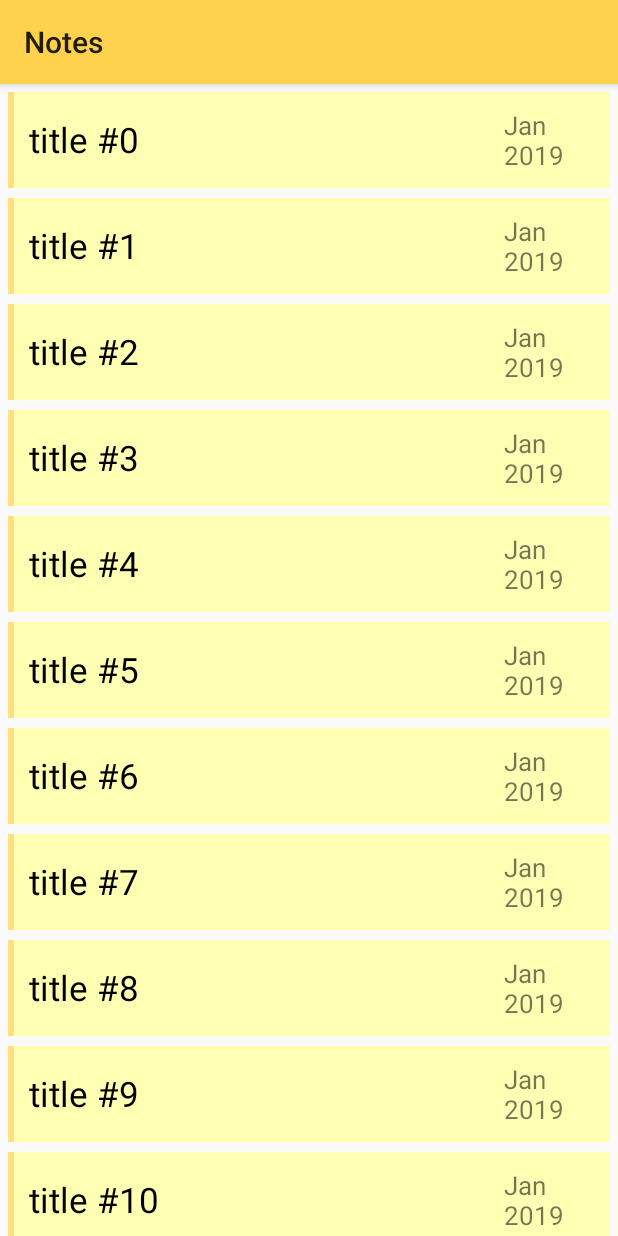
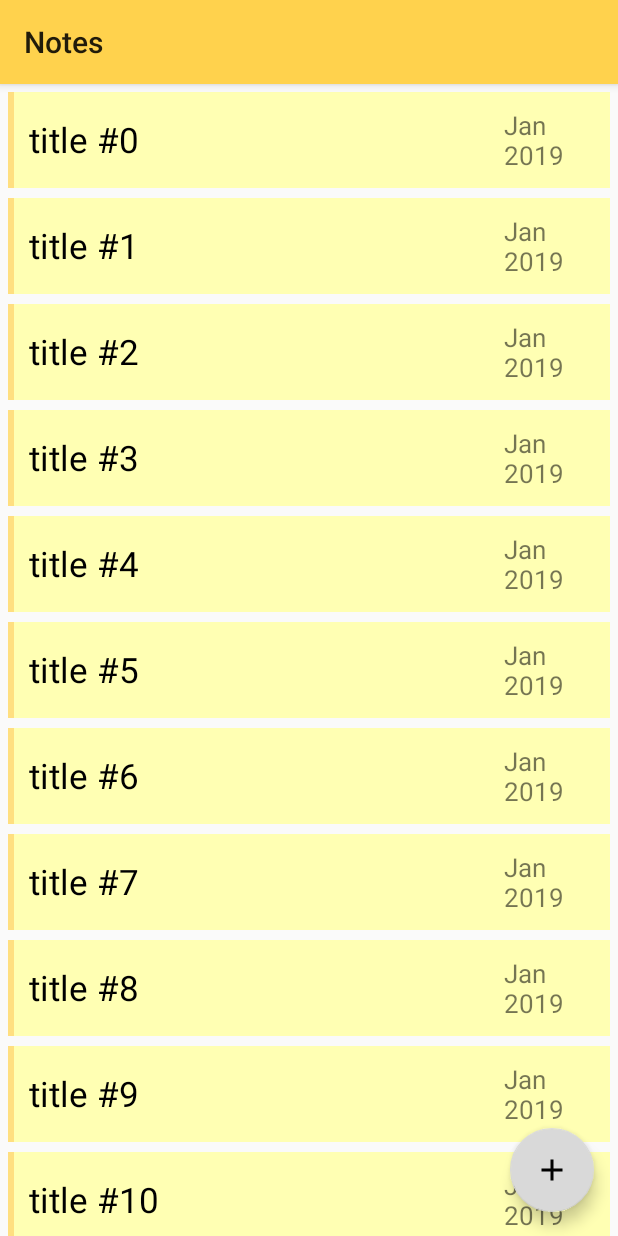
Before and after one commit to ArtemisSoftware/SQLite, an Android app: the screen it shows after launch (NotesListActivity), on a phone screen of 412 x 824 dp. Run offline under Robolectric (Android 15) with nearby library versions, the phone set to English and light mode, and no system bars.

Commit message:
Floating Action Button OnClick to New Activity

```diff
--- a/app/src/main/java/com/titan/sqlite/NotesListActivity.java
+++ b/app/src/main/java/com/titan/sqlite/NotesListActivity.java
@@ -7,14 +7,16 @@ import androidx.recyclerview.widget.RecyclerView;
 
 import android.content.Intent;
 import android.os.Bundle;
+import android.view.View;
 
+import com.google.android.material.floatingactionbutton.FloatingActionButton;
 import com.titan.sqlite.adapters.NotesRecyclerAdapter;
 import com.titan.sqlite.models.Note;
 import com.titan.sqlite.util.VerticalSpacingItemDecorator;
 
 import java.util.ArrayList;
 
-public class NotesListActivity extends AppCompatActivity implements NotesRecyclerAdapter.OnNoteListener {
+public class NotesListActivity extends AppCompatActivity implements NotesRecyclerAdapter.OnNoteListener, View.OnClickListener {
 
 
     private RecyclerView recyclerView;
@@ -29,6 +31,7 @@ public class NotesListActivity extends AppCompatActivity implements NotesRecycle
         setContentView(R.layout.activity_notes_list);
 
         recyclerView = findViewById(R.id.recyclerView);
+        findViewById(R.id.fab).setOnClickListener(this);
 
         initRecyclerView();
         insertFakeNotes();
@@ -66,4 +69,10 @@ public class NotesListActivity extends AppCompatActivity implements NotesRecycle
         intent.putExtra("selected_note", notes.get(position));
         startActivity(intent);
     }
+
+    @Override
+    public void onClick(View v) {
+        Intent intent = new Intent (this, NoteActivity.class);
+        startActivity(intent);
+    }
 }
--- /dev/null
+++ b/app/src/main/res/drawable/ic_add_black_24dp.xml
@@ -0,0 +1,9 @@
+<vector xmlns:android="http://schemas.android.com/apk/res/android"
+        android:width="24dp"
+        android:height="24dp"
+        android:viewportWidth="24.0"
+        android:viewportHeight="24.0">
+    <path
+        android:fillColor="#FF000000"
+        android:pathData="M19,13h-6v6h-2v-6H5v-2h6V5h2v6h6v2z"/>
+</vector>
--- a/app/src/main/res/layout/activity_notes_list.xml
+++ b/app/src/main/res/layout/activity_notes_list.xml
@@ -31,4 +31,12 @@
        android:padding="5dp"
        app:layout_behavior="@string/appbar_scrolling_view_behavior"/>
 
+   <com.google.android.material.floatingactionbutton.FloatingActionButton
+       android:layout_width="wrap_content"
+       android:layout_height="wrap_content"
+       android:id="@+id/fab"
+       android:layout_gravity="end|bottom"
+       android:src="@drawable/ic_add_black_24dp"
+       android:layout_margin="16dp"/>
+
 </androidx.coordinatorlayout.widget.CoordinatorLayout>
```
